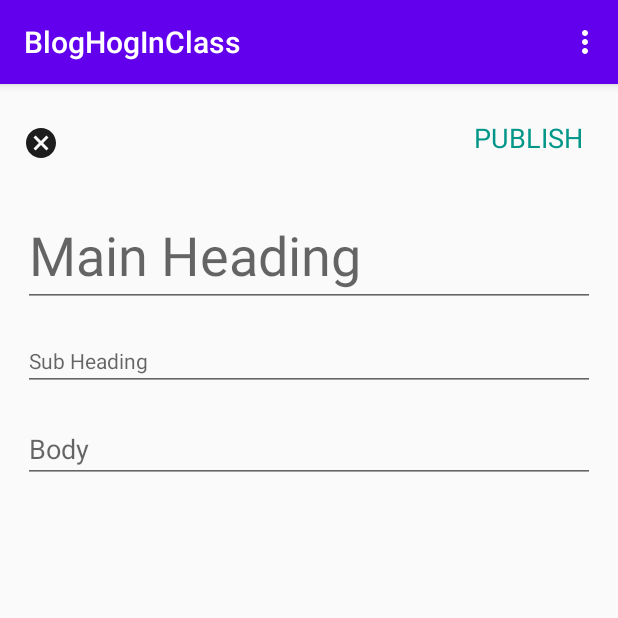
After one commit to RuanOW/bloghoginclass, an Android app: the WriteBlogFragment screen opened through its navigation route, on a phone screen of 412 x 824 dp, the top half of it. The commit adds this screen. Run offline under Robolectric (Android 15) with nearby library versions, the phone set to English and light mode, and no system bars; our stand-ins replace Firebase (no records; nobody signed in at launch, a user with empty details on screens opened directly), data binding.

Commit message:
Implemented writing blog functionality

```diff
--- a/app/src/main/java/com/example/bloghoginclass/HomeFragment.kt
+++ b/app/src/main/java/com/example/bloghoginclass/HomeFragment.kt
@@ -6,7 +6,9 @@ import androidx.fragment.app.Fragment
 import android.view.LayoutInflater
 import android.view.View
 import android.view.ViewGroup
+import androidx.databinding.DataBindingUtil
 import androidx.navigation.fragment.findNavController
+import com.example.bloghoginclass.databinding.FragmentHomeBinding
 import com.google.firebase.auth.FirebaseAuth
 import com.google.firebase.auth.ktx.auth
 import com.google.firebase.ktx.Firebase
@@ -15,6 +17,7 @@ import com.google.firebase.ktx.Firebase
 class HomeFragment : Fragment() {
 
     private lateinit var auth: FirebaseAuth
+    private lateinit var binding: FragmentHomeBinding
 
     override fun onCreateView(
         inflater: LayoutInflater, container: ViewGroup?,
@@ -22,7 +25,7 @@ class HomeFragment : Fragment() {
     ): View? {
         // Inflate the layout for this fragment
         auth = Firebase.auth
-
+        binding = DataBindingUtil.inflate(inflater, R.layout.fragment_home, container, false)
         auth.addAuthStateListener { firebaseAuth ->
             val firebaseUser = firebaseAuth.currentUser
             if (firebaseUser == null) {
@@ -31,7 +34,12 @@ class HomeFragment : Fragment() {
             }
         }
 
-        return inflater.inflate(R.layout.fragment_home, container, false)
+        binding.createBlogPost.setOnClickListener {
+            findNavController().navigate(R.id.action_homeFragment_to_writeBlogFragment)
+        }
+
+
+        return binding.root
 
     }
 
--- /dev/null
+++ b/app/src/main/java/com/example/bloghoginclass/WriteBlogFragment.kt
@@ -0,0 +1,65 @@
+package com.example.bloghoginclass
+
+import android.os.Bundle
+import android.util.Log
+import androidx.fragment.app.Fragment
+import android.view.LayoutInflater
+import android.view.View
+import android.view.ViewGroup
+import android.widget.Toast
+import androidx.databinding.DataBindingUtil
+import androidx.navigation.fragment.findNavController
+import com.example.bloghoginclass.databinding.FragmentWriteBlogBinding
+import com.google.firebase.Timestamp
+import com.google.firebase.auth.FirebaseAuth
+import com.google.firebase.auth.ktx.auth
+import com.google.firebase.firestore.FirebaseFirestore
+import com.google.firebase.firestore.ktx.firestore
+import com.google.firebase.ktx.Firebase
+
+
+class WriteBlogFragment : Fragment() {
+
+    private lateinit var auth: FirebaseAuth
+    private lateinit var binding: FragmentWriteBlogBinding
+    private lateinit var db: FirebaseFirestore
+
+    override fun onCreateView(
+        inflater: LayoutInflater, container: ViewGroup?,
+        savedInstanceState: Bundle?
+    ): View? {
+        // Inflate the layout for this fragment
+        auth = Firebase.auth
+        db = Firebase.firestore
+        binding = DataBindingUtil.inflate(inflater, R.layout.fragment_write_blog, container, false)
+
+        binding.cancelBlogPost.setOnClickListener {
+            findNavController().navigate(R.id.action_writeBlogFragment_to_homeFragment)
+        }
+
+        binding.PublishBlog.setOnClickListener {
+            val blog = hashMapOf(
+                "userId" to auth.currentUser?.uid,
+                "timestamp" to Timestamp.now(),
+                "title" to binding.blogMainHeading.text.toString(),
+                "subheading" to binding.blogSubHeading.text.toString(),
+                "body" to binding.blogBodyCopy.text.toString()
+            )
+
+            db.collection("blogs")
+                .add(blog)
+                .addOnFailureListener {
+                    Log.d("blog", "Failed to post blog")
+                    Toast.makeText(context, "failed to post blog", Toast.LENGTH_SHORT).show()
+                }
+                .addOnSuccessListener {
+                    Log.d("blog", "Blog posted succesfully")
+                    Toast.makeText(context, "The blog was published succesfully", Toast.LENGTH_SHORT).show()
+                    findNavController().navigate(R.id.action_writeBlogFragment_to_homeFragment)
+                }
+        }
+
+        return binding.root
+    }
+
+}
--- /dev/null
+++ b/app/src/main/res/drawable/ic_baseline_cancel_24.xml
@@ -0,0 +1,5 @@
+<vector android:height="24dp" android:tint="#1D1D1D"
+    android:viewportHeight="24" android:viewportWidth="24"
+    android:width="24dp" xmlns:android="http://schemas.android.com/apk/res/android">
+    <path android:fillColor="@android:color/white" android:pathData="M12,2C6.47,2 2,6.47 2,12s4.47,10 10,10 10,-4.47 10,-10S17.53,2 12,2zM17,15.59L15.59,17 12,13.41 8.41,17 7,15.59 10.59,12 7,8.41 8.41,7 12,10.59 15.59,7 17,8.41 13.41,12 17,15.59z"/>
+</vector>
--- /dev/null
+++ b/app/src/main/res/drawable/ic_baseline_create_24.xml
@@ -0,0 +1,5 @@
+<vector android:height="24dp" android:tint="#FFFFFF"
+    android:viewportHeight="24" android:viewportWidth="24"
+    android:width="24dp" xmlns:android="http://schemas.android.com/apk/res/android">
+    <path android:fillColor="@android:color/white" android:pathData="M3,17.25V21h3.75L17.81,9.94l-3.75,-3.75L3,17.25zM20.71,7.04c0.39,-0.39 0.39,-1.02 0,-1.41l-2.34,-2.34c-0.39,-0.39 -1.02,-0.39 -1.41,0l-1.83,1.83 3.75,3.75 1.83,-1.83z"/>
+</vector>
--- a/app/src/main/res/layout/fragment_home.xml
+++ b/app/src/main/res/layout/fragment_home.xml
@@ -21,5 +21,16 @@
             app:layout_constraintStart_toStartOf="parent"
             app:layout_constraintTop_toTopOf="parent" />
 
+        <com.google.android.material.floatingactionbutton.FloatingActionButton
+            android:id="@+id/createBlogPost"
+            android:layout_width="wrap_content"
+            android:layout_height="wrap_content"
+            android:layout_marginEnd="16dp"
+            android:layout_marginBottom="32dp"
+            android:clickable="true"
+            android:src="@drawable/ic_baseline_create_24"
+            app:layout_constraintBottom_toBottomOf="parent"
+            app:layout_constraintEnd_toEndOf="parent" />
+
     </androidx.constraintlayout.widget.ConstraintLayout>
 </layout>
--- /dev/null
+++ b/app/src/main/res/layout/fragment_write_blog.xml
@@ -0,0 +1,76 @@
+<?xml version="1.0" encoding="utf-8"?>
+
+<layout xmlns:android="http://schemas.android.com/apk/res/android"
+    xmlns:app="http://schemas.android.com/apk/res-auto"
+    xmlns:tools="http://schemas.android.com/tools"
+    tools:context=".WriteBlogFragment">
+
+    <androidx.constraintlayout.widget.ConstraintLayout
+        android:id="@+id/frameLayout2"
+        android:layout_width="match_parent"
+        android:layout_height="match_parent"
+        android:padding="15dp"
+        >
+
+        <EditText
+            android:id="@+id/blogMainHeading"
+            android:layout_width="match_parent"
+            android:layout_height="wrap_content"
+            android:layout_marginTop="64dp"
+            android:ems="10"
+            android:hint="Main Heading"
+            android:inputType="textPersonName"
+            android:textSize="36sp"
+            app:layout_constraintTop_toTopOf="parent"
+            tools:layout_editor_absoluteX="4dp" />
+
+        <EditText
+            android:id="@+id/blogSubHeading"
+            android:layout_width="match_parent"
+            android:layout_height="wrap_content"
+            android:layout_marginTop="16dp"
+            android:ems="10"
+            android:hint="Sub Heading"
+            android:inputType="textPersonName"
+            android:textSize="14sp"
+            app:layout_constraintEnd_toEndOf="@+id/blogMainHeading"
+            app:layout_constraintStart_toStartOf="@+id/blogMainHeading"
+            app:layout_constraintTop_toBottomOf="@+id/blogMainHeading" />
+
+        <EditText
+            android:id="@+id/blogBodyCopy"
+            android:layout_width="match_parent"
+            android:layout_height="wrap_content"
+            android:layout_marginTop="16dp"
+            android:ems="10"
+            android:gravity="start|top"
+            android:hint="Body"
+            android:inputType="textMultiLine"
+            app:layout_constraintEnd_toEndOf="parent"
+            app:layout_constraintStart_toStartOf="@+id/blogSubHeading"
+            app:layout_constraintTop_toBottomOf="@+id/blogSubHeading" />
+
+        <TextView
+            android:id="@+id/PublishBlog"
+            android:layout_width="wrap_content"
+            android:layout_height="wrap_content"
+            android:layout_marginTop="8dp"
+            android:layout_marginEnd="8dp"
+            android:text="PUBLISH"
+            android:textColor="#009688"
+            android:textSize="18sp"
+            app:layout_constraintEnd_toEndOf="parent"
+            app:layout_constraintTop_toTopOf="parent" />
+
+        <Button
+            android:id="@+id/cancelBlogPost"
+            android:layout_width="wrap_content"
+            android:layout_height="wrap_content"
+            android:background="#00FFFFFF"
+            android:drawableStart="@drawable/ic_baseline_cancel_24"
+            app:layout_constraintStart_toStartOf="parent"
+            app:layout_constraintTop_toTopOf="parent" />
+
+    </androidx.constraintlayout.widget.ConstraintLayout>
+
+</layout>
--- a/app/src/main/res/navigation/navigation.xml
+++ b/app/src/main/res/navigation/navigation.xml
@@ -16,6 +16,9 @@
         <action
             android:id="@+id/action_homeFragment_to_loginFragment"
             app:destination="@id/loginFragment" />
+        <action
+            android:id="@+id/action_homeFragment_to_writeBlogFragment"
+            app:destination="@id/writeBlogFragment" />
     </fragment>
     <fragment
         android:id="@+id/registerFragment"
@@ -38,4 +41,13 @@
             android:id="@+id/action_loginFragment_to_homeFragment"
             app:destination="@id/homeFragment" />
     </fragment>
+    <fragment
+        android:id="@+id/writeBlogFragment"
+        android:name="com.example.bloghoginclass.WriteBlogFragment"
+        android:label="fragment_write_blog"
+        tools:layout="@layout/fragment_write_blog" >
+        <action
+            android:id="@+id/action_writeBlogFragment_to_homeFragment"
+            app:destination="@id/homeFragment" />
+    </fragment>
 </navigation>
```
